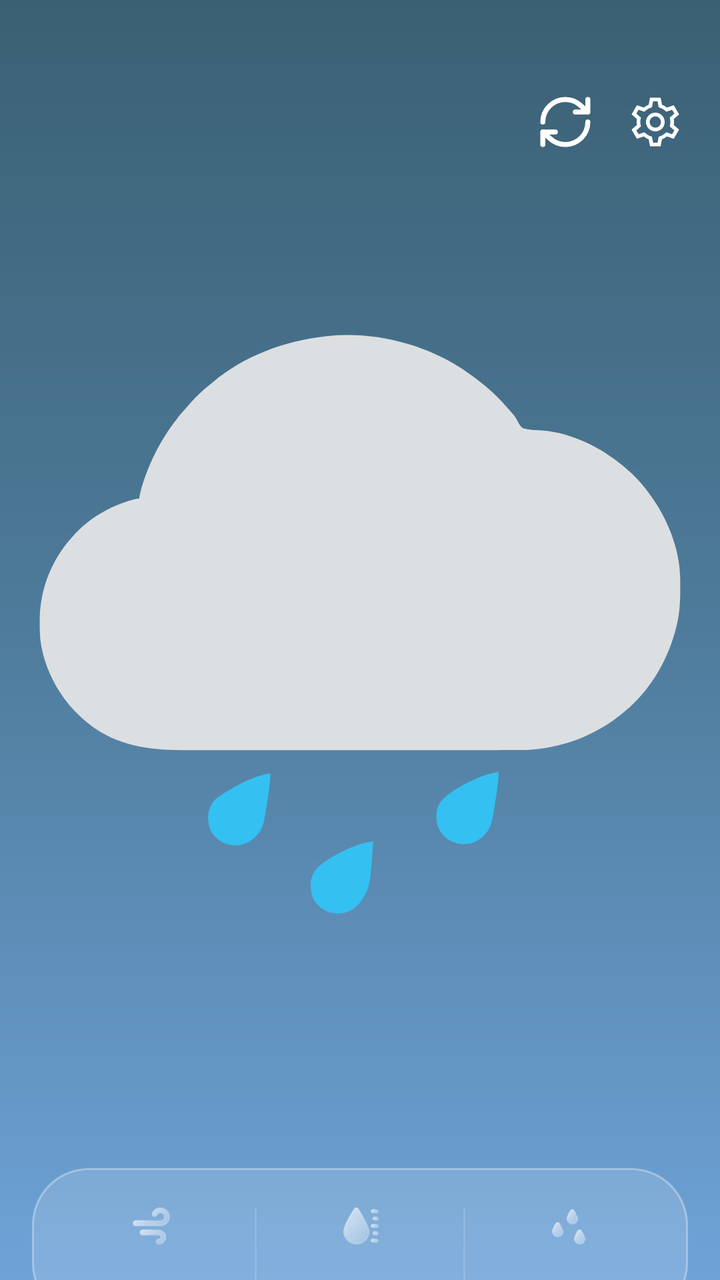
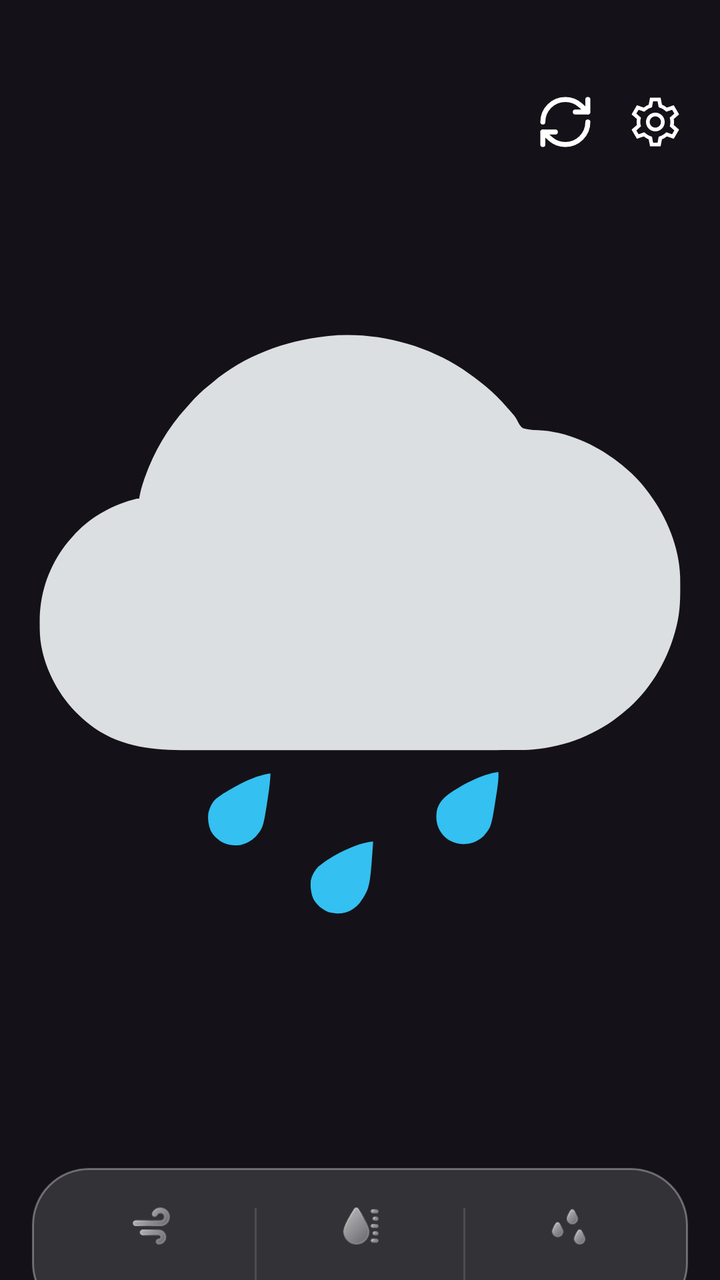

An Android layout rendered at two revisions. The XML below is the earlier revision; the diff shows what the commit changed to produce the second picture.
<!-- AndroidManifest.xml: application theme Theme.Material3.Dark.NoActionBar -->
<!-- res/layout/main_screen.xml -->
<?xml version="1.0" encoding="utf-8"?>
<LinearLayout
    xmlns:android="http://schemas.android.com/apk/res/android"
    xmlns:app="http://schemas.android.com/apk/res-auto"
    xmlns:tools="http://schemas.android.com/tools"
    android:id="@+id/main"
    android:layout_width="match_parent"
    android:layout_height="match_parent"
    android:orientation="vertical"
    android:background="@drawable/bg_hailstorm"
    tools:context=".MainActivity">
    
    <LinearLayout
        android:layout_width="match_parent"
        android:layout_height="wrap_content"
        android:orientation="horizontal"
        android:layout_marginTop="45dp"
        android:layout_marginStart="20dp"
        android:layout_marginEnd="20dp">
        <TextView
            android:id="@+id/chosenCountryArea"
            android:layout_width="0dp"
            android:layout_height="wrap_content"
            android:layout_weight="1"
            android:fontFamily="@font/poppins_bold"
            android:textColor="@color/country_color"
            android:textSize="24sp" />
        <ImageButton
            android:id="@+id/refreshIcon"
            android:layout_width="@dimen/refreshIconSize"
            android:layout_height="@dimen/refreshIconSize"
            android:background="@android:color/transparent"
            android:src="@drawable/refresh"
            android:layout_gravity="center_vertical" />
        <ImageButton
            android:id="@+id/settingsIcon"
            android:layout_width="@dimen/refreshIconSize"
            android:layout_height="@dimen/refreshIconSize"
            android:background="@android:color/transparent"
            android:layout_marginStart="15dp"
            android:layout_marginEnd="-3dp"
            android:src="@drawable/settings"
            android:layout_gravity="center_vertical" />
    </LinearLayout>
    <ImageView
        android:id="@+id/cloudIcon"
        android:layout_width="@dimen/cloudSize"
        android:layout_height="@dimen/cloudSize"
        android:layout_gravity="center_horizontal"
        android:layout_marginTop="8dp"
        android:src="@drawable/rain" />
    
    <TextView
        android:id="@+id/temperatureText"
        android:layout_width="wrap_content"
        android:layout_height="wrap_content"
        android:layout_gravity="center_horizontal"
        android:translationY="-20dp"
        android:gravity="center_horizontal"
        android:includeFontPadding="false"
        android:fontFamily="@font/san_frans_display"
        android:textColor="@color/country_color"
        android:textSize="60sp" />
    <TextView
        android:id="@+id/weatherComment"
        android:layout_width="wrap_content"
        android:layout_height="wrap_content"
        android:layout_gravity="center_horizontal"
        android:gravity="center_horizontal"
        android:layout_marginEnd="3dp"
        android:includeFontPadding="false"
        android:fontFamily="@font/san_frans"
        android:translationY="-15dp"
        android:textColor="@color/comment_color"
        android:textSize="24sp" />
    
    <View
        android:layout_width="match_parent"
        android:layout_height="0dp"
        android:layout_weight="1" />
    <LinearLayout
        android:id="@+id/weatherDock"
        android:layout_width="match_parent"
        android:layout_height="76dp"
        android:layout_marginHorizontal="16dp"
        android:layout_marginBottom="24dp"
        android:background="@drawable/dock"
        android:gravity="center"
        android:orientation="horizontal"
        android:paddingHorizontal="8dp">
        
        <LinearLayout
            android:layout_width="0dp"
            android:layout_height="match_parent"
            android:layout_weight="1"
            android:gravity="center"
            android:orientation="vertical">
            <ImageView
                android:layout_width="22dp"
                android:layout_height="22dp"
                android:src="@drawable/wind"
                app:tint="@android:color/white" />
            <TextView
                android:id="@+id/windSpeed"
                android:layout_width="wrap_content"
                android:layout_height="wrap_content"
                android:layout_marginTop="4dp"
                android:fontFamily="@font/montserrat_bold"
                android:textColor="@android:color/white"
                android:textSize="14sp" />
        </LinearLayout>
        <View
            android:layout_width="1dp"
            android:layout_height="36dp"
            android:background="#22FFFFFF" />
        
        <LinearLayout
            android:layout_width="0dp"
            android:layout_height="match_parent"
            android:layout_weight="1"
            android:gravity="center"
            android:orientation="vertical">
            <ImageView
                android:layout_width="22dp"
                android:layout_height="22dp"
                android:src="@drawable/humidity"
                app:tint="@android:color/white" />
            <TextView
                android:id="@+id/humidity"
                android:layout_width="wrap_content"
                android:layout_height="wrap_content"
                android:layout_marginTop="4dp"
                android:fontFamily="@font/montserrat_bold"
                android:textColor="@android:color/white"
                android:textSize="14sp" />
        </LinearLayout>
        <View
            android:layout_width="1dp"
            android:layout_height="36dp"
            android:background="#22FFFFFF" />
        
        <LinearLayout
            android:layout_width="0dp"
            android:layout_height="match_parent"
            android:layout_weight="1"
            android:gravity="center"
            android:orientation="vertical">
            <ImageView
                android:layout_width="22dp"
                android:layout_height="22dp"
                android:src="@drawable/wet"
                app:tint="@android:color/white" />
            <TextView
                android:id="@+id/rainProbability"
                android:layout_width="wrap_content"
                android:layout_height="wrap_content"
                android:layout_marginTop="4dp"
                android:fontFamily="@font/montserrat_bold"
                android:textColor="@android:color/white"
                android:textSize="14sp"/>
        </LinearLayout>
    </LinearLayout>
</LinearLayout>
<!-- resources referenced by this layout -->
<resources>
  <color name="comment_color">#EAEAEA</color>
  <color name="country_color">#E5FFFF</color>
  <dimen name="cloudSize">400dp</dimen>
  <dimen name="refreshIconSize">30dp</dimen>
  <!-- drawable bg_hailstorm (drawable) -->
  <?xml version="1.0" encoding="utf-8"?>
  <shape xmlns:android="http://schemas.android.com/apk/res/android">
      <gradient
          android:angle="270"
          android:startColor="@color/midSettingsBackgroundStartColor"
          android:centerColor="@color/midSettingsBackgroundCenterColor"
          android:endColor="@color/midSettingsBackgroundEndColor"/>
  </shape>
  <!-- drawable dock (drawable) -->
  <?xml version="1.0" encoding="utf-8"?>
  <shape xmlns:android="http://schemas.android.com/apk/res/android">
      <solid
          android:color="#22FFFFFF"/>
      <stroke
          android:width="1dp"
          android:color="#55FFFFFF"/>
      <corners
          android:radius="28dp"/>
      <padding
          android:left="18dp"
          android:right="18dp"
          android:top="18dp"
          android:bottom="18dp"/>
  </shape>
  <!-- drawable humidity: png bitmap (drawable, 1111 bytes) -->
  <!-- drawable rain: vector/xml drawable (drawable, 4329 chars, omitted) -->
  <!-- drawable refresh (drawable) -->
  <vector xmlns:android="http://schemas.android.com/apk/res/android"
      android:width="@dimen/refreshIconSize"
      android:height="@dimen/refreshIconSize"
      android:viewportWidth="800"
      android:viewportHeight="800">
  
    <path
        android:pathData="M700,400C700,565.69 565.69,700 400,700C323.16,700 253.08,671.11 200,623.61C200,623.61 100,533.33 100,533.33M100,400C100,234.32 234.32,100 400,100C476.84,100 546.92,128.89 600,176.39C600,176.39 700,266.67 700,266.67M100,700L100,533.33M100,533.47L266.67,533.47M700.18,100L700.18,266.67M700,266.64L533.33,266.64"
        android:fillColor="#00000000"
        android:strokeColor="#FFFFFF"
        android:strokeWidth="67"
        android:strokeLineCap="round"
        android:strokeLineJoin="round" />
  </vector>
  <!-- drawable settings: vector/xml drawable (drawable, 2942 chars, omitted) -->
  <!-- drawable wet: png bitmap (drawable, 888 bytes) -->
  <!-- drawable wind: png bitmap (drawable, 1110 bytes) -->
  <color name="midSettingsBackgroundStartColor">#3A6073</color>
  <color name="midSettingsBackgroundCenterColor">#4F7C9C</color>
  <color name="midSettingsBackgroundEndColor">#6FA3D8</color>
</resources>

<!-- the commit's change to res/layout/main_screen.xml (unified diff, before → after) -->
@@ -7,7 +7,6 @@
     android:layout_width="match_parent"
     android:layout_height="match_parent"
     android:orientation="vertical"
-    android:background="@drawable/bg_hailstorm"
     tools:context=".MainActivity">
     
     <LinearLayout
<!-- resource entries referenced after the edit -->
@@ -4,15 +4,6 @@
   <color name="country_color">#E5FFFF</color>
   <dimen name="cloudSize">400dp</dimen>
   <dimen name="refreshIconSize">30dp</dimen>
-  <!-- drawable bg_hailstorm (drawable) -->
-  <?xml version="1.0" encoding="utf-8"?>
-  <shape xmlns:android="http://schemas.android.com/apk/res/android">
-      <gradient
-          android:angle="270"
-          android:startColor="@color/midSettingsBackgroundStartColor"
-          android:centerColor="@color/midSettingsBackgroundCenterColor"
-          android:endColor="@color/midSettingsBackgroundEndColor"/>
-  </shape>
   <!-- drawable dock (drawable) -->
   <?xml version="1.0" encoding="utf-8"?>
   <shape xmlns:android="http://schemas.android.com/apk/res/android">
@@ -49,8 +40,5 @@
   <!-- drawable settings: vector/xml drawable (drawable, 2942 chars, omitted) -->
   <!-- drawable wet: png bitmap (drawable, 888 bytes) -->
   <!-- drawable wind: png bitmap (drawable, 1110 bytes) -->
-  <color name="midSettingsBackgroundStartColor">#3A6073</color>
-  <color name="midSettingsBackgroundCenterColor">#4F7C9C</color>
-  <color name="midSettingsBackgroundEndColor">#6FA3D8</color>
 </resources>
 
